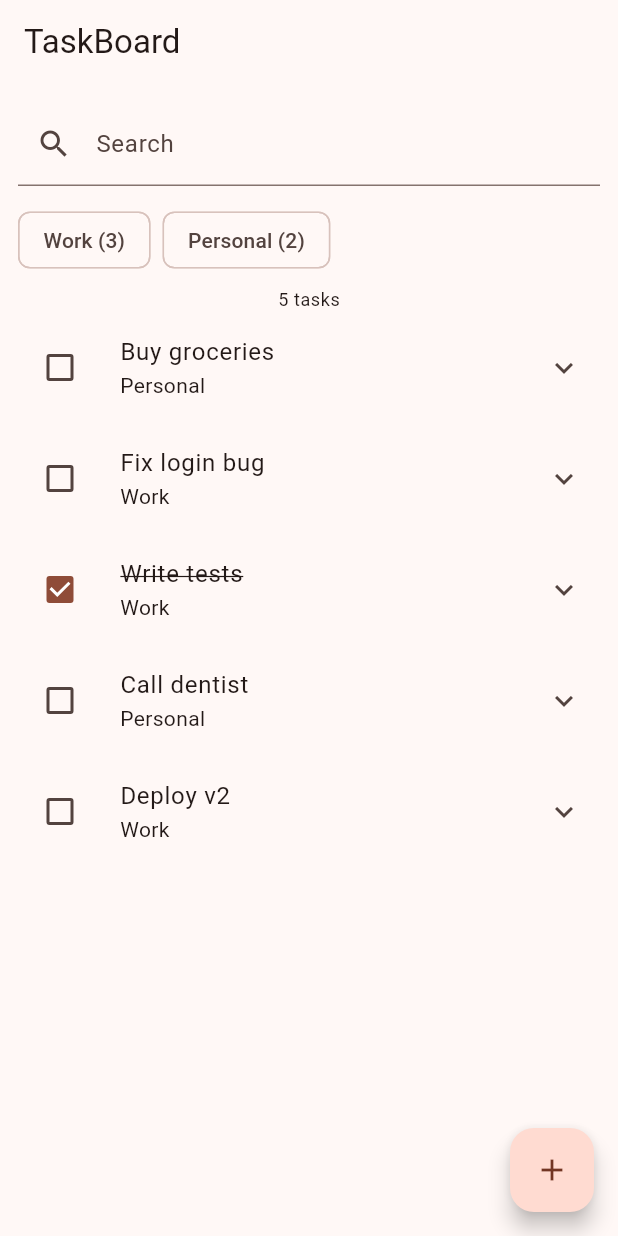
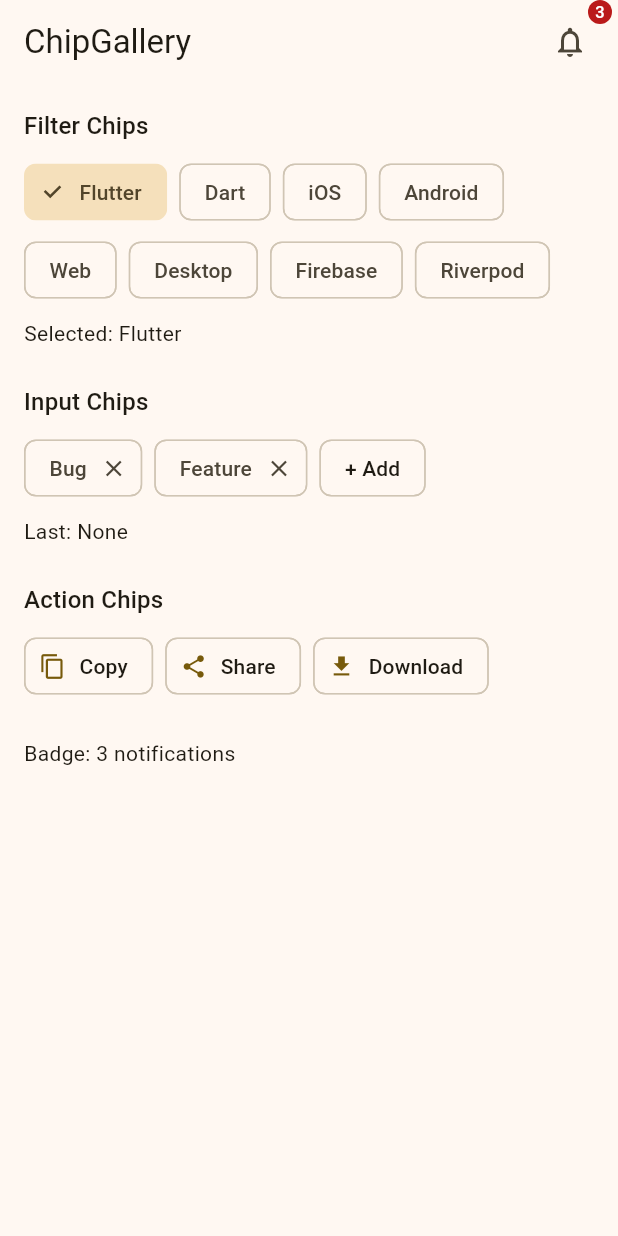
Before and after one commit to nicomoshi/iez, a Flutter app: the screen it shows after launch, on a phone screen of 412 x 824 dp. Run offline on Flutter 3.47's test engine with Material 3 defaults, Android fonts, the phone set to English and light mode, and no system bars.

Commit message:
test: Apps 62-64 — DrawerApp/DateTimePicker/ChipGallery (71 assertions, 100%)
Co-Authored-By: Claude Opus 4.6 (1M context) <noreply@anthropic.com>

```diff
--- a/test_app/lib/main.dart
+++ b/test_app/lib/main.dart
@@ -1,112 +1,81 @@
 import 'package:flutter/material.dart';
-void main() => runApp(const App61());
-class App61 extends StatelessWidget {
-  const App61({super.key});
+void main() => runApp(const App64());
+class App64 extends StatelessWidget {
+  const App64({super.key});
   @override
   Widget build(BuildContext context) {
     return MaterialApp(
-      title: 'TaskBoard',
-      theme: ThemeData(colorSchemeSeed: Colors.deepOrange, useMaterial3: true),
-      home: const TaskBoardHome(),
+      title: 'ChipGallery',
+      theme: ThemeData(colorSchemeSeed: Colors.amber, useMaterial3: true),
+      home: const ChipGalleryHome(),
     );
   }
 }
-class TaskBoardHome extends StatefulWidget {
-  const TaskBoardHome({super.key});
+class ChipGalleryHome extends StatefulWidget {
+  const ChipGalleryHome({super.key});
   @override
-  State<TaskBoardHome> createState() => _TaskBoardHomeState();
+  State<ChipGalleryHome> createState() => _ChipGalleryHomeState();
 }
-class _TaskBoardHomeState extends State<TaskBoardHome> {
-  final List<Map<String, dynamic>> _tasks = [
-    {'title': 'Buy groceries', 'category': 'Personal', 'done': false},
-    {'title': 'Fix login bug', 'category': 'Work', 'done': false},
-    {'title': 'Write tests', 'category': 'Work', 'done': true},
-    {'title': 'Call dentist', 'category': 'Personal', 'done': false},
-    {'title': 'Deploy v2', 'category': 'Work', 'done': false},
-  ];
-  final Set<String> _selectedFilters = {};
-  String _searchQuery = '';
-  List<Map<String, dynamic>> get _filteredTasks {
-    return _tasks.where((t) {
-      final matchesFilter = _selectedFilters.isEmpty || _selectedFilters.contains(t['category']);
-      final matchesSearch = _searchQuery.isEmpty || (t['title'] as String).toLowerCase().contains(_searchQuery.toLowerCase());
-      return matchesFilter && matchesSearch;
-    }).toList();
-  }
-  void _addTask(String title, String category) {
-    setState(() => _tasks.add({'title': title, 'category': category, 'done': false}));
-  }
-  void _showAddSheet() {
-    String newTitle = '';
-    String newCategory = 'Personal';
-    showModalBottomSheet(context: context, isScrollControlled: true,
-      builder: (ctx) => Padding(
-        padding: EdgeInsets.only(bottom: MediaQuery.of(ctx).viewInsets.bottom, left: 16, right: 16, top: 16),
-        child: StatefulBuilder(builder: (ctx, setSheetState) => Column(mainAxisSize: MainAxisSize.min, children: [
-          Text('Add Task', style: Theme.of(ctx).textTheme.titleLarge),
-          const SizedBox(height: 16),
-          TextField(decoration: const InputDecoration(labelText: 'Task Title'), onChanged: (v) => newTitle = v),
-          const SizedBox(height: 12),
-          Row(children: [
-            ChoiceChip(label: const Text('Personal'), selected: newCategory == 'Personal',
-              onSelected: (_) => setSheetState(() => newCategory = 'Personal')),
-            const SizedBox(width: 8),
-            ChoiceChip(label: const Text('Work'), selected: newCategory == 'Work',
-              onSelected: (_) => setSheetState(() => newCategory = 'Work')),
-          ]),
-          const SizedBox(height: 16),
-          FilledButton(onPressed: () { if (newTitle.isNotEmpty) { _addTask(newTitle, newCategory); Navigator.pop(ctx); } },
-            child: const Text('Add')),
-          const SizedBox(height: 16),
-        ])),
-      ),
-    );
-  }
+class _ChipGalleryHomeState extends State<ChipGalleryHome> {
+  final Set<String> _selectedTags = {'Flutter'};
+  final List<String> _allTags = ['Flutter', 'Dart', 'iOS', 'Android', 'Web', 'Desktop', 'Firebase', 'Riverpod'];
+  final List<String> _inputChips = ['Bug', 'Feature'];
+  String _lastAction = 'None';
+  int _notificationCount = 3;
   @override
   Widget build(BuildContext context) {
-    final filtered = _filteredTasks;
-    final workCount = _tasks.where((t) => t['category'] == 'Work').length;
-    final personalCount = _tasks.where((t) => t['category'] == 'Personal').length;
     return Scaffold(
-      appBar: AppBar(title: const Text('TaskBoard')),
-      floatingActionButton: FloatingActionButton(onPressed: _showAddSheet, child: const Icon(Icons.add)),
-      body: Column(children: [
-        Padding(padding: const EdgeInsets.all(12), child: TextField(
-          decoration: const InputDecoration(labelText: 'Search', prefixIcon: Icon(Icons.search)),
-          onChanged: (v) => setState(() => _searchQuery = v),
+      appBar: AppBar(title: const Text('ChipGallery'), actions: [
+        Badge(label: Text('$_notificationCount'), child: IconButton(
+          icon: const Icon(Icons.notifications_outlined),
+          onPressed: () => setState(() => _notificationCount = 0),
         )),
-        Padding(padding: const EdgeInsets.symmetric(horizontal: 12), child: Row(children: [
-          FilterChip(label: Text('Work ($workCount)'), selected: _selectedFilters.contains('Work'),
-            onSelected: (v) => setState(() { v ? _selectedFilters.add('Work') : _selectedFilters.remove('Work'); })),
-          const SizedBox(width: 8),
-          FilterChip(label: Text('Personal ($personalCount)'), selected: _selectedFilters.contains('Personal'),
-            onSelected: (v) => setState(() { v ? _selectedFilters.add('Personal') : _selectedFilters.remove('Personal'); })),
-        ])),
-        const SizedBox(height: 8),
-        Padding(padding: const EdgeInsets.symmetric(horizontal: 16),
-          child: Text('${filtered.length} tasks', style: Theme.of(context).textTheme.bodySmall)),
-        Expanded(child: ListView.builder(itemCount: filtered.length, itemBuilder: (ctx, i) {
-          final task = filtered[i];
-          return Dismissible(
-            key: ValueKey(task['title']),
-            background: Container(color: Colors.red, alignment: Alignment.centerRight,
-              padding: const EdgeInsets.only(right: 16), child: const Icon(Icons.delete, color: Colors.white)),
-            direction: DismissDirection.endToStart,
-            onDismissed: (_) {
-              setState(() => _tasks.remove(task));
-              ScaffoldMessenger.of(context).showSnackBar(SnackBar(content: Text('Deleted "${task['title']}"')));
-            },
-            child: ExpansionTile(
-              leading: Checkbox(value: task['done'] as bool, onChanged: (v) => setState(() => task['done'] = v)),
-              title: Text(task['title'] as String,
-                style: TextStyle(decoration: (task['done'] as bool) ? TextDecoration.lineThrough : null)),
-              subtitle: Text(task['category'] as String),
-              children: [Padding(padding: const EdgeInsets.all(16),
-                child: Text('Category: ${task['category']}\nStatus: ${task['done'] ? "Done" : "Pending"}'))],
+        const SizedBox(width: 8),
+      ]),
+      body: SingleChildScrollView(padding: const EdgeInsets.all(16), child: Column(
+        crossAxisAlignment: CrossAxisAlignment.start,
+        children: [
+          Text('Filter Chips', style: Theme.of(context).textTheme.titleMedium),
+          const SizedBox(height: 8),
+          Wrap(spacing: 8, runSpacing: 4, children: _allTags.map((tag) =>
+            FilterChip(
+              label: Text(tag),
+              selected: _selectedTags.contains(tag),
+              onSelected: (v) => setState(() { v ? _selectedTags.add(tag) : _selectedTags.remove(tag); }),
             ),
-          );
-        })),
-      ]),
+          ).toList()),
+          const SizedBox(height: 8),
+          Text('Selected: ${_selectedTags.join(", ")}'),
+          const SizedBox(height: 24),
+          Text('Input Chips', style: Theme.of(context).textTheme.titleMedium),
+          const SizedBox(height: 8),
+          Wrap(spacing: 8, runSpacing: 4, children: [
+            ..._inputChips.map((c) => InputChip(
+              label: Text(c),
+              onDeleted: () => setState(() => _inputChips.remove(c)),
+              onPressed: () => setState(() => _lastAction = 'Pressed $c'),
+            )),
+            ActionChip(label: const Text('+ Add'), onPressed: () {
+              setState(() { _inputChips.add('Label ${_inputChips.length + 1}'); _lastAction = 'Added chip'; });
+            }),
+          ]),
+          const SizedBox(height: 8),
+          Text('Last: $_lastAction'),
+          const SizedBox(height: 24),
+          Text('Action Chips', style: Theme.of(context).textTheme.titleMedium),
+          const SizedBox(height: 8),
+          Wrap(spacing: 8, children: [
+            ActionChip(avatar: const Icon(Icons.copy, size: 18), label: const Text('Copy'),
+              onPressed: () => setState(() => _lastAction = 'Copied')),
+            ActionChip(avatar: const Icon(Icons.share, size: 18), label: const Text('Share'),
+              onPressed: () => setState(() => _lastAction = 'Shared')),
+            ActionChip(avatar: const Icon(Icons.download, size: 18), label: const Text('Download'),
+              onPressed: () => setState(() => _lastAction = 'Downloaded')),
+          ]),
+          const SizedBox(height: 24),
+          Text('Badge: ${_notificationCount > 0 ? "$_notificationCount notifications" : "No notifications"}'),
+        ],
+      )),
     );
   }
 }
```
Also changed, not shown: 1 other file.
